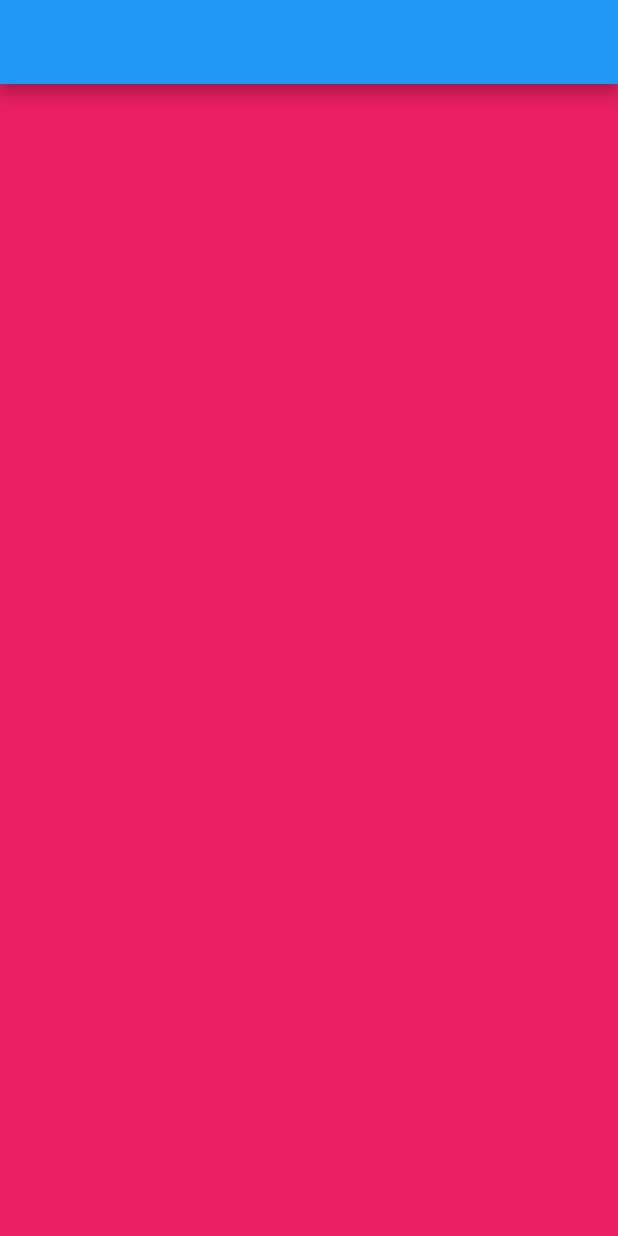
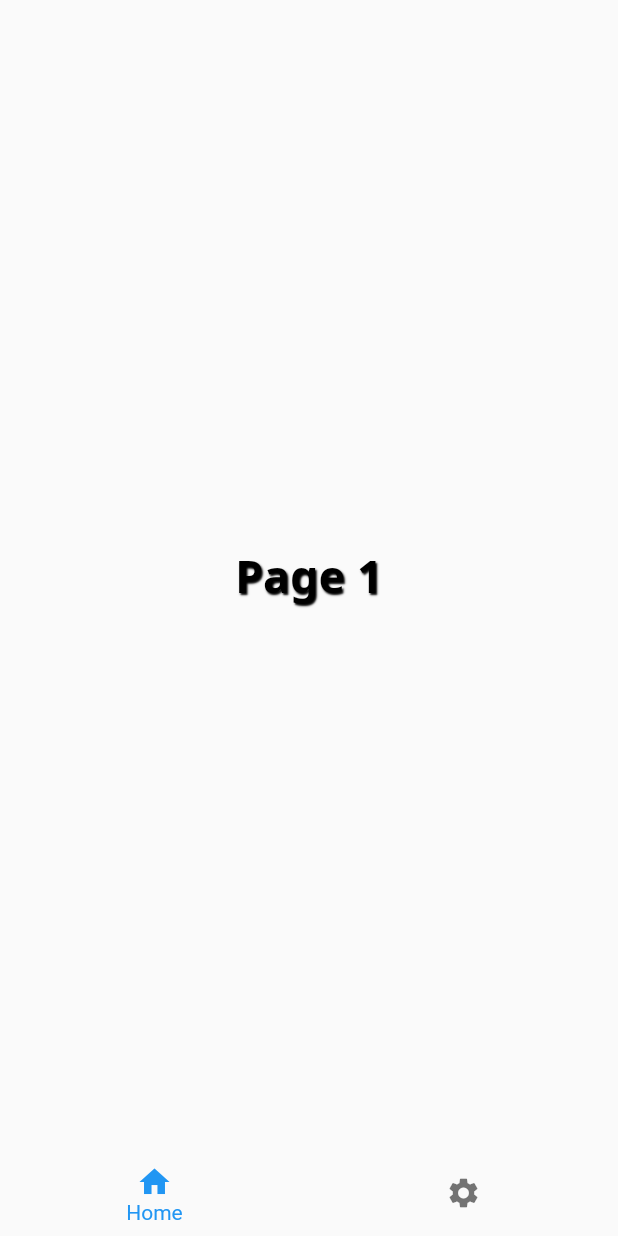
Before and after one commit to Harmanjit14/chat-app-frontend, a Flutter app: the screen it shows after launch, on a phone screen of 412 x 824 dp. Run offline on Flutter 3.47's test engine with Material 2 defaults, Android fonts, the phone set to English and light mode, and no system bars; our stand-ins replace get, google_fonts.

```diff
--- a/lib/constants/text.dart
+++ b/lib/constants/text.dart
@@ -56,7 +56,7 @@ class ShadowBoldText extends StatelessWidget {
           fontWeight: FontWeight.bold,
           shadows: [
             Shadow(
-              blurRadius: 2,
+              blurRadius: 1,
               offset: Offset(1, 1),
             ),
           ]),
--- a/lib/main.dart
+++ b/lib/main.dart
@@ -1,5 +1,5 @@
 // import 'package:Huddle/models/themedata.dart';
-import 'package:Huddle/constants/text.dart';
+// import 'package:Huddle/constants/text.dart';
 import 'package:Huddle/screens/chats.dart';
 import 'package:flutter/material.dart';
 import 'package:get/get.dart';
--- a/lib/screens/chats.dart
+++ b/lib/screens/chats.dart
@@ -1,25 +1,67 @@
+import 'package:Huddle/constants/text.dart';
 import 'package:flutter/material.dart';
 
-class AllChats extends StatelessWidget {
+class AllChats extends StatefulWidget {
+  @override
+  _AllChatsState createState() => _AllChatsState();
+}
+
+class _AllChatsState extends State<AllChats> {
   final PageController controller = new PageController();
+  int page = 0;
+  @override
+  void dispose() {
+    controller.dispose();
+    super.dispose();
+  }
+
   @override
   Widget build(BuildContext context) {
     return Scaffold(
-      appBar: AppBar(),
+      bottomNavigationBar: BottomNavigationBar(
+          elevation: 0,
+          showUnselectedLabels: false,
+          currentIndex: page,
+          onTap: (value) {
+            setState(() {
+              page = value;
+            });
+            controller.animateToPage(page,
+                duration: Duration(milliseconds: 500),
+                curve: Curves.decelerate);
+          },
+          items: [
+            BottomNavigationBarItem(
+              icon: Icon(Icons.home),
+              label: "Home",
+            ),
+            BottomNavigationBarItem(
+                icon: Icon(Icons.settings), label: "Settings"),
+          ]),
       body: PageView(
         physics: BouncingScrollPhysics(),
         controller: controller,
         children: [
           Container(
-            color: Colors.pink,
+            child: Center(
+                child: ShadowBoldText(
+              color: Colors.black,
+              text: "Page 1",
+              size: 30,
+            )),
           ),
           Container(
-            color: Colors.green,
-          ),
-          Container(
-            color: Colors.yellow,
+            child: Center(
+                child: ShadowBoldText(
+              color: Colors.black,
+              text: "Page 2",
+              size: 30,
+            )),
           ),
         ],
+        onPageChanged: (value) {
+          page = value;
+        },
       ),
     );
   }
```
